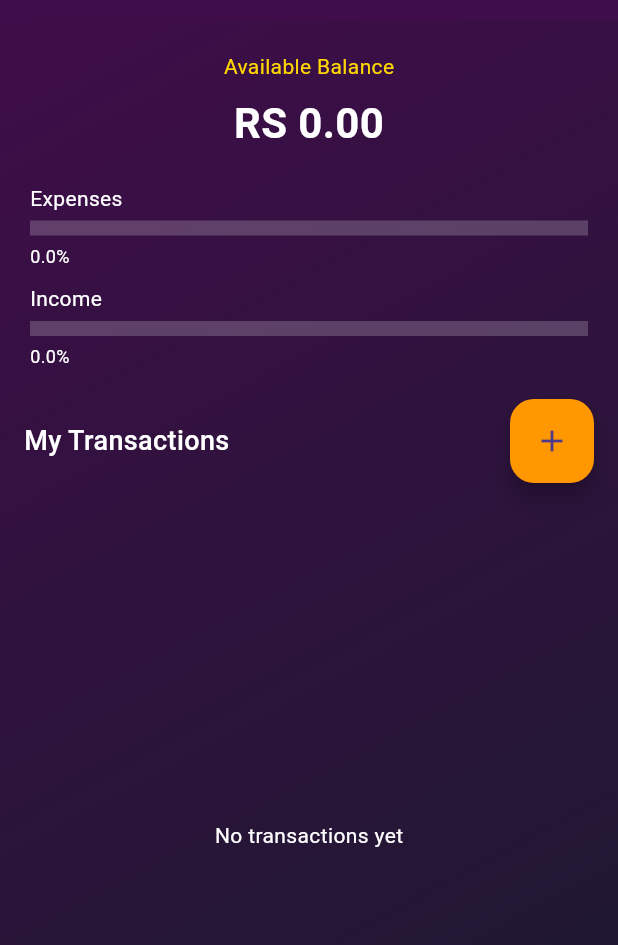
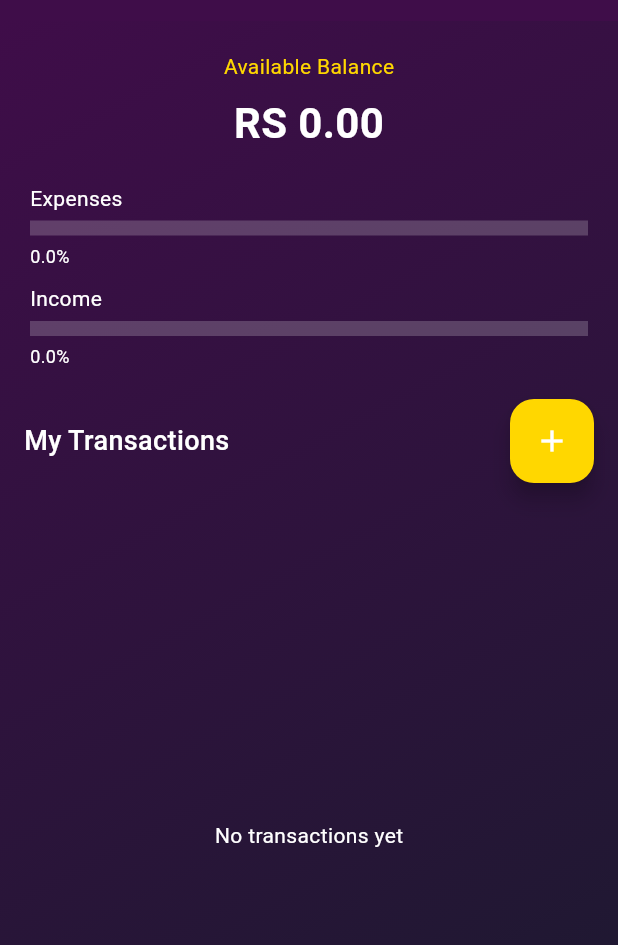
Before and after one commit to MSMTMS786/BudgetPal, a Flutter app: the screen it shows after launch, in the side drawer, after a tap on the "add" icon, on a phone screen of 412 x 824 dp, the part 63-1008 px from its top. Run offline on Flutter 3.47's test engine with Material 3 defaults, Android fonts, the phone set to English and light mode, and no system bars; our stand-ins replace shared_preferences.

Commit message:
Shred Prefrence

```diff
--- a/lib/screen/home_screen.dart
+++ b/lib/screen/home_screen.dart
@@ -1,11 +1,12 @@
 import 'package:expense_tracker/model/model.dart';
 import 'package:expense_tracker/screen/add_expense_income.dart';
 import 'package:expense_tracker/widgets/Drawer.dart';
+import 'package:expense_tracker/model/shared_pref_helper.dart';
 import 'package:flutter/material.dart';
 import 'package:intl/intl.dart';
 
 class HomeScreen extends StatefulWidget {
-   const HomeScreen({super.key});
+  const HomeScreen({super.key});
 
   @override
   State<HomeScreen> createState() => _HomeScreenState();
@@ -19,6 +20,22 @@ class _HomeScreenState extends State<HomeScreen> {
 
   final GlobalKey<ScaffoldState> _scaffoldKey = GlobalKey<ScaffoldState>();
 
+  @override
+  void initState() {
+    super.initState();
+    _loadTransactions();
+  }
+
+  void _loadTransactions() async {
+    List<Transaction> loadedTransactions = await SharedPrefsHelper.loadTransactions();
+    setState(() {
+      transactions = loadedTransactions;
+      balance = transactions.fold(0.0, (sum, item) => sum + (item.isExpense ? -item.amount : item.amount));
+      totalExpenses = transactions.where((t) => t.isExpense).fold(0.0, (sum, t) => sum + t.amount);
+      totalIncome = transactions.where((t) => !t.isExpense).fold(0.0, (sum, t) => sum + t.amount);
+    });
+  }
+
   void updateBalance(Transaction transaction) {
     setState(() {
       if (transaction.isExpense) {
@@ -29,19 +46,18 @@ class _HomeScreenState extends State<HomeScreen> {
         balance += transaction.amount;
       }
       transactions.add(transaction);
+      SharedPrefsHelper.saveTransactions(transactions); // Save transactions persistently
     });
   }
 
-  // **Dynamically Calculate Graph Values**
   double get expensePercentage => balance == 0.0 ? 0.0 : (totalExpenses / (totalExpenses + totalIncome));
   double get incomePercentage => balance == 0.0 ? 0.0 : (totalIncome / (totalExpenses + totalIncome));
-
 
   @override
   Widget build(BuildContext context) {
     return Scaffold(
       key: _scaffoldKey,
-      drawer: MyDrawer(transactions: transactions,),
+      drawer: MyDrawer(transactions: transactions),
       appBar: AppBar(
         backgroundColor: const Color(0xFF3F0D49),
         title: const Text('BudgetPal', style: TextStyle(color: Colors.white)),
@@ -64,8 +80,6 @@ class _HomeScreenState extends State<HomeScreen> {
           child: Column(
             children: [
               const SizedBox(height: 20),
-
-              // **Available Balance Section**
               Center(
                 child: Column(
                   children: [
@@ -76,10 +90,7 @@ class _HomeScreenState extends State<HomeScreen> {
                   ],
                 ),
               ),
-
               const SizedBox(height: 20),
-
-              // **Dynamic Graphs**
               Padding(
                 padding: const EdgeInsets.symmetric(horizontal: 20),
                 child: Column(
@@ -87,14 +98,10 @@ class _HomeScreenState extends State<HomeScreen> {
                     _buildGraph("Expenses", expensePercentage, Colors.red),
                     const SizedBox(height: 10),
                     _buildGraph("Income", incomePercentage, Colors.green),
-
                   ],
                 ),
               ),
-
               const SizedBox(height: 20),
-
-              // **Transactions List Header**
               Padding(
                 padding: const EdgeInsets.symmetric(horizontal: 16.0),
                 child: Row(
@@ -107,21 +114,17 @@ class _HomeScreenState extends State<HomeScreen> {
                           context,
                           MaterialPageRoute(builder: (context) => const AddTransactionScreen()),
                         );
-
                         if (result != null) {
                           updateBalance(result);
                         }
                       },
-                      backgroundColor: Colors.orange,
-                      child: const Icon(Icons.add),
+                      backgroundColor: Color(0xFFFFD700),
+                      child: const Icon(Icons.add,color: Colors.white),
                     ),
                   ],
                 ),
               ),
-
               const SizedBox(height: 10),
-
-              // **Transactions List**
               Expanded(
                 child: transactions.isEmpty
                     ? const Center(
@@ -135,9 +138,6 @@ class _HomeScreenState extends State<HomeScreen> {
                         },
                       ),
               ),
-
-              // **Bottom Navigation Bar**
-
             ],
           ),
         ),
@@ -145,7 +145,6 @@ class _HomeScreenState extends State<HomeScreen> {
     );
   }
 
-  // **Graph Widget (Uses ProgressIndicator)**
   Widget _buildGraph(String label, double percentage, Color color) {
     return Column(
       crossAxisAlignment: CrossAxisAlignment.start,
@@ -164,7 +163,6 @@ class _HomeScreenState extends State<HomeScreen> {
     );
   }
 
-  // **Transaction Item Widget**
   Widget _buildTransactionItem(Transaction transaction) {
     return Container(
       margin: const EdgeInsets.symmetric(horizontal: 16, vertical: 4),
```
Also changed, not shown: lib/model/shared_pref_helper.dart (added, +49 -0 lines).
